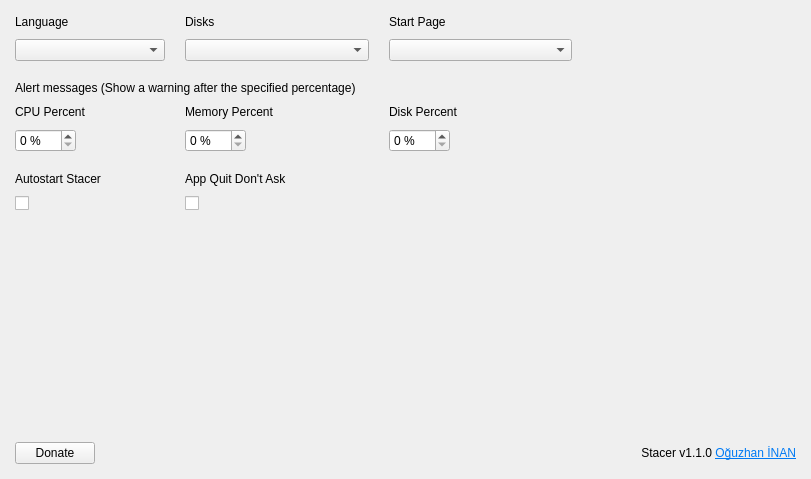
Before: the Qt Designer form stacer/Pages/Settings/settings_page.ui in oguzhaninan/Stacer, drawn with Qt 5.
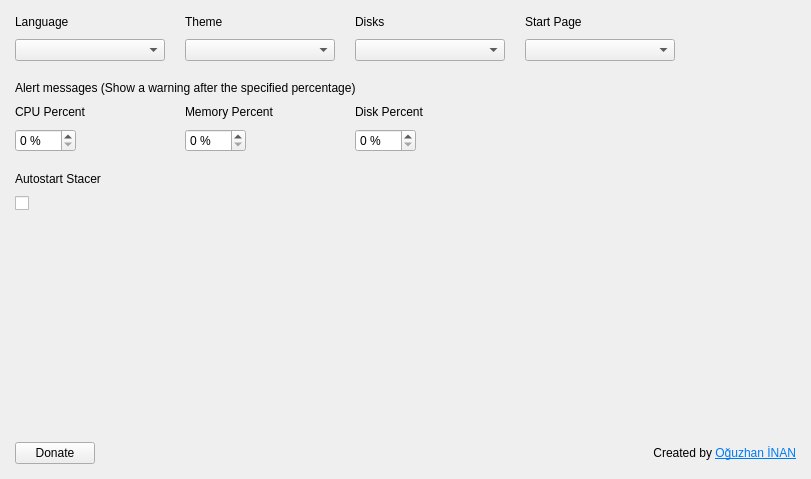
After: the same form once the commit is applied. Icons and pictures are not drawn.

The edit to the form file:
```diff
--- a/stacer/Pages/Settings/settings_page.ui
+++ b/stacer/Pages/Settings/settings_page.ui
@@ -85,6 +85,19 @@
      </property>
     </widget>
    </item>
+   <item row="0" column="1" alignment="Qt::AlignLeft">
+    <widget class="QLabel" name="lblTheme">
+     <property name="sizePolicy">
+      <sizepolicy hsizetype="Expanding" vsizetype="Preferred">
+       <horstretch>0</horstretch>
+       <verstretch>0</verstretch>
+      </sizepolicy>
+     </property>
+     <property name="text">
+      <string>Theme</string>
+     </property>
+    </widget>
+   </item>
    <item row="4" column="1" alignment="Qt::AlignLeft">
     <widget class="QLabel" name="lblMemoryPercent">
      <property name="sizePolicy">
@@ -98,6 +111,68 @@
      </property>
     </widget>
    </item>
+   <item row="1" column="3">
+    <widget class="QComboBox" name="cmbStartPage">
+     <property name="sizePolicy">
+      <sizepolicy hsizetype="Expanding" vsizetype="Fixed">
+       <horstretch>0</horstretch>
+       <verstretch>0</verstretch>
+      </sizepolicy>
+     </property>
+     <property name="minimumSize">
+      <size>
+       <width>150</width>
+       <height>0</height>
+      </size>
+     </property>
+     <property name="maximumSize">
+      <size>
+       <width>200</width>
+       <height>16777215</height>
+      </size>
+     </property>
+     <property name="cursor">
+      <cursorShape>PointingHandCursor</cursorShape>
+     </property>
+     <property name="focusPolicy">
+      <enum>Qt::NoFocus</enum>
+     </property>
+     <property name="sizeAdjustPolicy">
+      <enum>QComboBox::AdjustToMinimumContentsLength</enum>
+     </property>
+    </widget>
+   </item>
+   <item row="1" column="1" alignment="Qt::AlignLeft">
+    <widget class="QComboBox" name="cmbThemes">
+     <property name="sizePolicy">
+      <sizepolicy hsizetype="Expanding" vsizetype="Fixed">
+       <horstretch>0</horstretch>
+       <verstretch>0</verstretch>
+      </sizepolicy>
+     </property>
+     <property name="minimumSize">
+      <size>
+       <width>150</width>
+       <height>0</height>
+      </size>
+     </property>
+     <property name="maximumSize">
+      <size>
+       <width>200</width>
+       <height>16777215</height>
+      </size>
+     </property>
+     <property name="cursor">
+      <cursorShape>PointingHandCursor</cursorShape>
+     </property>
+     <property name="focusPolicy">
+      <enum>Qt::NoFocus</enum>
+     </property>
+     <property name="sizeAdjustPolicy">
+      <enum>QComboBox::AdjustToMinimumContentsLength</enum>
+     </property>
+    </widget>
+   </item>
    <item row="5" column="1" alignment="Qt::AlignLeft">
     <widget class="QSpinBox" name="spinMemoryPercent">
      <property name="focusPolicy">
@@ -146,6 +221,19 @@
      </property>
     </widget>
    </item>
+   <item row="0" column="2" alignment="Qt::AlignLeft">
+    <widget class="QLabel" name="lblDisks">
+     <property name="sizePolicy">
+      <sizepolicy hsizetype="Expanding" vsizetype="Preferred">
+       <horstretch>0</horstretch>
+       <verstretch>0</verstretch>
+      </sizepolicy>
+     </property>
+     <property name="text">
+      <string>Disks</string>
+     </property>
+    </widget>
+   </item>
    <item row="0" column="0" alignment="Qt::AlignLeft">
     <widget class="QLabel" name="lblLanguage">
      <property name="sizePolicy">
@@ -233,7 +321,7 @@
    <item row="10" column="3" colspan="2" alignment="Qt::AlignRight">
     <widget class="QLabel" name="lblCreatedBy">
      <property name="text">
-      <string notr="true">&lt;html&gt;&lt;head/&gt;&lt;body&gt;&lt;p&gt;Stacer v1.1.0 &lt;a href=&quot;https://github.com/oguzhaninan&quot;&gt;&lt;span style=&quot; text-decoration: underline; color:#007af4;&quot;&gt;Oğuzhan İNAN&lt;/span&gt;&lt;/a&gt;&lt;/p&gt;&lt;/body&gt;&lt;/html&gt;</string>
+      <string>&lt;html&gt;&lt;head/&gt;&lt;body&gt;&lt;p&gt;Created by &lt;a href=&quot;https://github.com/oguzhaninan&quot;&gt;&lt;span style=&quot; text-decoration: underline; color:#007af4;&quot;&gt;Oğuzhan İNAN&lt;/span&gt;&lt;/a&gt;&lt;/p&gt;&lt;/body&gt;&lt;/html&gt;</string>
      </property>
      <property name="textFormat">
       <enum>Qt::RichText</enum>
@@ -278,6 +366,37 @@
      </property>
     </widget>
    </item>
+   <item row="1" column="2">
+    <widget class="QComboBox" name="cmbDisks">
+     <property name="sizePolicy">
+      <sizepolicy hsizetype="Expanding" vsizetype="Fixed">
+       <horstretch>0</horstretch>
+       <verstretch>0</verstretch>
+      </sizepolicy>
+     </property>
+     <property name="minimumSize">
+      <size>
+       <width>150</width>
+       <height>0</height>
+      </size>
+     </property>
+     <property name="maximumSize">
+      <size>
+       <width>200</width>
+       <height>16777215</height>
+      </size>
+     </property>
+     <property name="cursor">
+      <cursorShape>PointingHandCursor</cursorShape>
+     </property>
+     <property name="focusPolicy">
+      <enum>Qt::NoFocus</enum>
+     </property>
+     <property name="sizeAdjustPolicy">
+      <enum>QComboBox::AdjustToMinimumContentsLength</enum>
+     </property>
+    </widget>
+   </item>
    <item row="0" column="4" rowspan="2">
     <spacer name="horizontalSpacer">
      <property name="orientation">
@@ -291,6 +410,19 @@
      </property>
     </spacer>
    </item>
+   <item row="0" column="3" alignment="Qt::AlignLeft">
+    <widget class="QLabel" name="lblHomepage">
+     <property name="sizePolicy">
+      <sizepolicy hsizetype="Expanding" vsizetype="Preferred">
+       <horstretch>0</horstretch>
+       <verstretch>0</verstretch>
+      </sizepolicy>
+     </property>
+     <property name="text">
+      <string>Start Page</string>
+     </property>
+    </widget>
+   </item>
    <item row="6" column="0" colspan="5">
     <spacer name="verticalSpacer_3">
      <property name="orientation">
@@ -323,117 +455,6 @@
      </property>
     </spacer>
    </item>
-   <item row="7" column="1">
-    <widget class="QLabel" name="label">
-     <property name="text">
-      <string>App Quit Don't Ask</string>
-     </property>
-    </widget>
-   </item>
-   <item row="8" column="1">
-    <widget class="QCheckBox" name="checkAppQuitDontAsk">
-     <property name="cursor">
-      <cursorShape>PointingHandCursor</cursorShape>
-     </property>
-     <property name="focusPolicy">
-      <enum>Qt::NoFocus</enum>
-     </property>
-     <property name="accessibleName">
-      <string notr="true"/>
-     </property>
-     <property name="text">
-      <string/>
-     </property>
-    </widget>
-   </item>
-   <item row="1" column="1">
-    <widget class="QComboBox" name="cmbDisks">
-     <property name="sizePolicy">
-      <sizepolicy hsizetype="Expanding" vsizetype="Fixed">
-       <horstretch>0</horstretch>
-       <verstretch>0</verstretch>
-      </sizepolicy>
-     </property>
-     <property name="minimumSize">
-      <size>
-       <width>150</width>
-       <height>0</height>
-      </size>
-     </property>
-     <property name="maximumSize">
-      <size>
-       <width>200</width>
-       <height>16777215</height>
-      </size>
-     </property>
-     <property name="cursor">
-      <cursorShape>PointingHandCursor</cursorShape>
-     </property>
-     <property name="focusPolicy">
-      <enum>Qt::NoFocus</enum>
-     </property>
-     <property name="sizeAdjustPolicy">
-      <enum>QComboBox::AdjustToMinimumContentsLength</enum>
-     </property>
-    </widget>
-   </item>
-   <item row="0" column="1">
-    <widget class="QLabel" name="lblDisks">
-     <property name="sizePolicy">
-      <sizepolicy hsizetype="Expanding" vsizetype="Preferred">
-       <horstretch>0</horstretch>
-       <verstretch>0</verstretch>
-      </sizepolicy>
-     </property>
-     <property name="text">
-      <string>Disks</string>
-     </property>
-    </widget>
-   </item>
-   <item row="0" column="2">
-    <widget class="QLabel" name="lblHomepage">
-     <property name="sizePolicy">
-      <sizepolicy hsizetype="Expanding" vsizetype="Preferred">
-       <horstretch>0</horstretch>
-       <verstretch>0</verstretch>
-      </sizepolicy>
-     </property>
-     <property name="text">
-      <string>Start Page</string>
-     </property>
-    </widget>
-   </item>
-   <item row="1" column="2">
-    <widget class="QComboBox" name="cmbStartPage">
-     <property name="sizePolicy">
-      <sizepolicy hsizetype="Expanding" vsizetype="Fixed">
-       <horstretch>0</horstretch>
-       <verstretch>0</verstretch>
-      </sizepolicy>
-     </property>
-     <property name="minimumSize">
-      <size>
-       <width>150</width>
-       <height>0</height>
-      </size>
-     </property>
-     <property name="maximumSize">
-      <size>
-       <width>200</width>
-       <height>16777215</height>
-      </size>
-     </property>
-     <property name="cursor">
-      <cursorShape>PointingHandCursor</cursorShape>
-     </property>
-     <property name="focusPolicy">
-      <enum>Qt::NoFocus</enum>
-     </property>
-     <property name="sizeAdjustPolicy">
-      <enum>QComboBox::AdjustToMinimumContentsLength</enum>
-     </property>
-    </widget>
-   </item>
   </layout>
  </widget>
  <tabstops>
```
